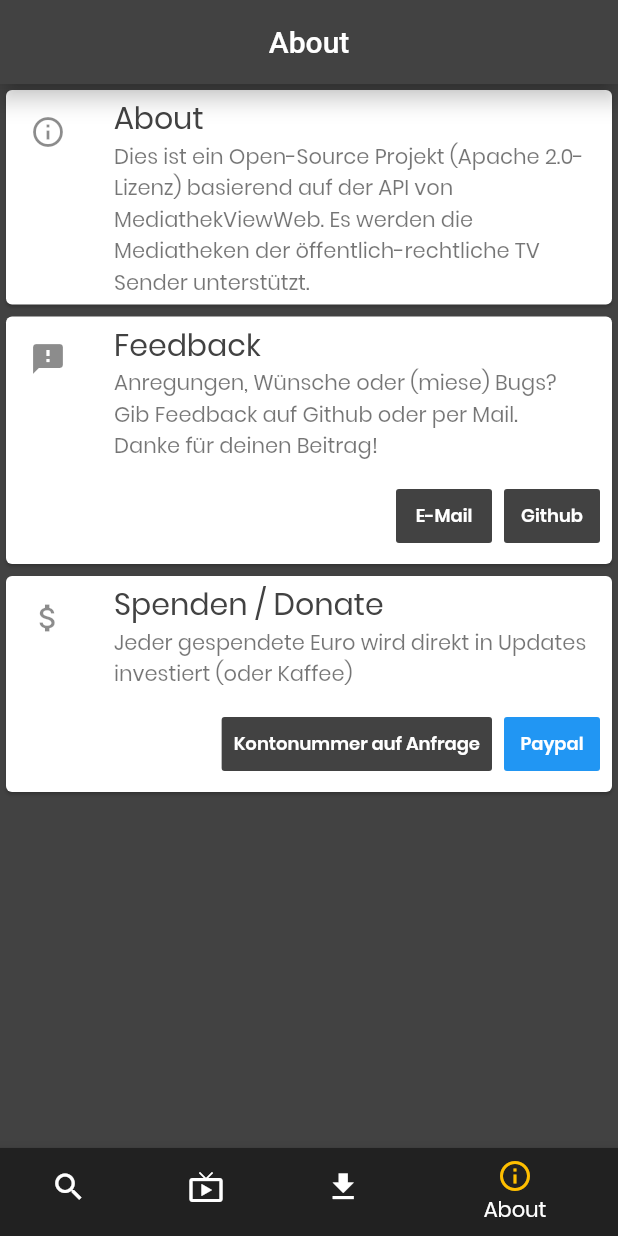
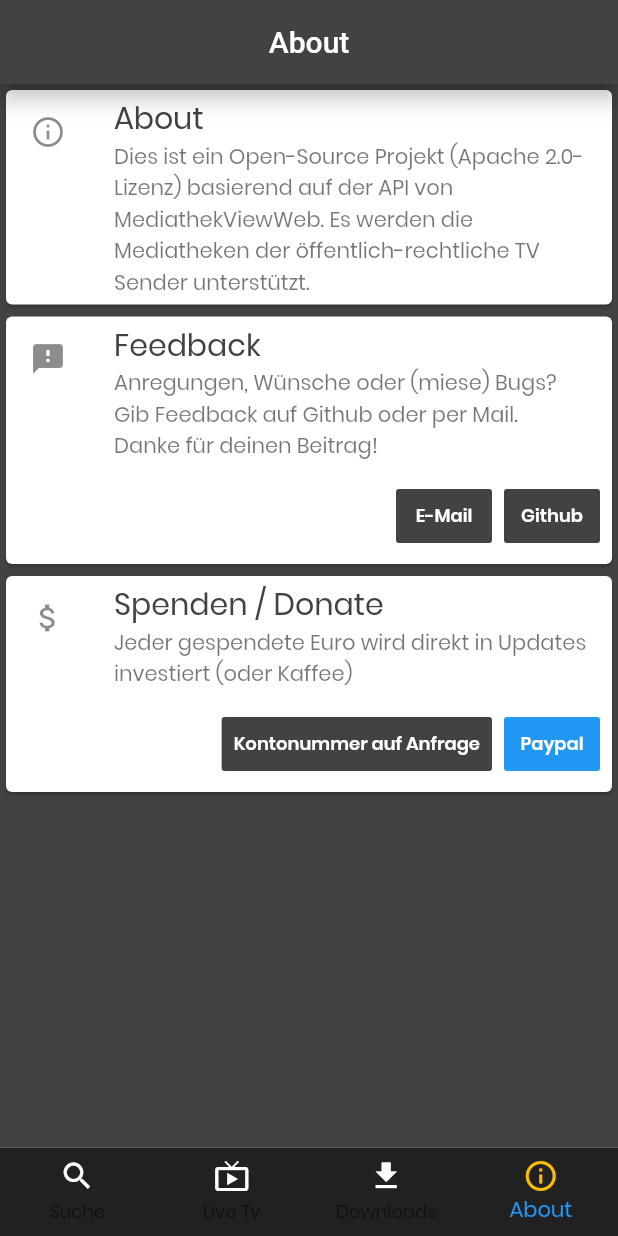
Before and after one commit to mediathekview/MediathekViewMobile, a Flutter app: the screen it shows after launch, swiped to page 4, on a phone screen of 412 x 824 dp. Run offline on Flutter 3.47's test engine with Material 2 defaults, Android fonts, the phone set to English and light mode, and no system bars; our stand-ins replace device_info, sqflite; accounts and stored records are empty; network calls fail.

```diff
--- a/lib/main.dart
+++ b/lib/main.dart
@@ -172,6 +172,10 @@ class HomePageState extends State<MyHomePage>
 
         if (connectionState == ConnectionState.active) {
           print("Ws connection is fine");
+          if (websocketInitError)
+            setState(() {
+              websocketInitError = false;
+            });
         } else if (connectionState == ConnectionState.done ||
             connectionState == ConnectionState.none) {
           print("Ws connection is " +
@@ -252,21 +256,51 @@ class HomePageState extends State<MyHomePage>
           new AboutSection()
         ], controller: _pageController, onPageChanged: onPageChanged),
       ),
-      bottomNavigationBar: new Material(color:  Colors.grey[900] ,child: new BottomNavigationBar(
-        type: BottomNavigationBarType.shifting,
+      bottomNavigationBar: new Theme(
+        data: Theme.of(context).copyWith(
+            canvasColor: Colors.grey[900],
+            splashColor: new Color(0xffffbf00),
+//            unselectedWidgetColor: Colors.green,
+            primaryColor: Colors.white,
+            textTheme: Theme
+                .of(context)
+                .textTheme
+                .copyWith(caption: new TextStyle(color: Colors.grey))),
+        child: new BottomNavigationBar(
+            type: BottomNavigationBarType.fixed,
             items: [
               new BottomNavigationBarItem(
-                icon: new Icon(Icons.search, color: _page != 0? Colors.white : new Color(0xffffbf00)), title: new Text("Suche"), backgroundColor: Colors.grey[900]),
+                activeIcon:
+                new Icon(Icons.search, color: new Color(0xffffbf00)),
+                icon: new Icon(Icons.search,
+                    color: Colors.white ),
+                title: new Text("Suche"),
+              ),
               new BottomNavigationBarItem(
-                icon: new Icon(Icons.live_tv, color: _page != 1? Colors.white : new Color(0xffffbf00)), title: new Text("Live Tv"),backgroundColor: Colors.grey[900]),
+                activeIcon:
+                    new Icon(Icons.live_tv, color: new Color(0xffffbf00)),
+                icon: new Icon(Icons.live_tv,
+                    color: _page != 1 ? Colors.white : new Color(0xffffbf00)),
+                title: new Text("Live Tv"),
+              ),
               new BottomNavigationBarItem(
-                icon: new Icon(Icons.file_download, color: _page != 2? Colors.white : new Color(0xffffbf00)),
-                title: new Text("Downloads"),backgroundColor: Colors.grey[900]),
+                activeIcon:
+                    new Icon(Icons.file_download, color: new Color(0xffffbf00)),
+                icon: new Icon(Icons.file_download,
+                    color: _page != 2 ? Colors.white : new Color(0xffffbf00)),
+                title: new Text("Downloads"),
+              ),
               new BottomNavigationBarItem(
-                icon: new Icon(Icons.info_outline, color: _page != 3? Colors.white : new Color(0xffffbf00)), title: new Text("About"),backgroundColor: Colors.grey[900])
+                activeIcon:
+                new Icon(Icons.info_outline, color: new Color(0xffffbf00)),
+                icon: new Icon(Icons.info_outline,
+                    color: Colors.white),
+                title: new Text("About"),
+              )
             ],
             onTap: navigationTapped,
-          currentIndex: _page),),
+            currentIndex: _page),
+      ),
     );
   }
 
--- a/pubspec.yaml
+++ b/pubspec.yaml
@@ -3,12 +3,10 @@ description: A mobile Mediathek based on the MediathekView Web API.
 
 dependencies:
   path_provider: '^0.4.0'
-  sqflite: any
+  sqflite: '0.11.0'
   uuid: '^0.5.3'
   json_object: '^1.0.19'
-  video_player: '^0.5.1'
   device_info: '^0.2.0'
-  transparent_image: '^0.1.0'
   url_launcher: '^3.0.2'
   flutter:
     sdk: flutter
```
Also changed, not shown: lib/widgets/list/videoListView.dart (+25 -21 lines), lib/widgets/videoWidget.dart (+4 -12 lines), pubspec.lock. Lines whose indentation alone changed are shown as unchanged.
